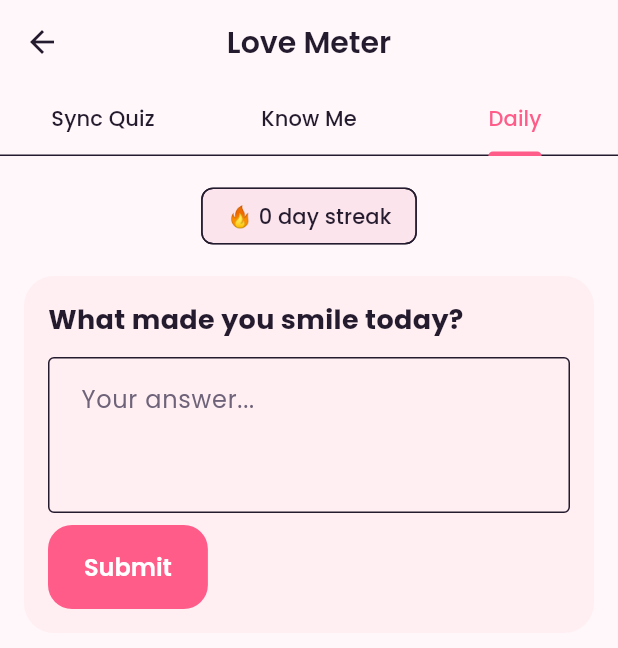
After one commit to h700745-ai/miss-you-ai, a Flutter app: the LoveMeterEntry screen opened directly, tab 3 chosen, after a tap on "Submit", on a phone screen of 412 x 824 dp. The commit adds this screen. Shown: the top 648 px of the screen. Run offline on Flutter 3.47's test engine with Material 3 defaults, Android fonts, the phone set to English and light mode, and no system bars; our stand-ins replace audioplayers, cloud_firestore, dio, firebase_auth, firebase_core, firebase_storage and 2 more; missing offline and left inert: record; accounts and stored records are empty.

Commit message:
Wire Love Meter into home navigation with coupleId fetch

```diff
--- /dev/null
+++ b/lib/core/services/love_meter_service.dart
@@ -0,0 +1,268 @@
+import 'package:cloud_firestore/cloud_firestore.dart';
+import 'package:firebase_auth/firebase_auth.dart';
+
+class LoveMeterService {
+  final _auth = FirebaseAuth.instance;
+  final _firestore = FirebaseFirestore.instance;
+
+  String? get _uid => _auth.currentUser?.uid;
+
+  // ---------- Question banks ----------
+
+  static const List<Map<String, dynamic>> syncQuizQuestions = [
+    {
+      'id': 'sq1',
+      'question': 'Ideal weekend?',
+      'options': [
+        'Netflix & chill',
+        'Outdoor adventure',
+        'Trying new food',
+        'Just sleeping in'
+      ],
+    },
+    {
+      'id': 'sq2',
+      'question': 'Love language?',
+      'options': [
+        'Words of affirmation',
+        'Quality time',
+        'Physical touch',
+        'Gifts'
+      ],
+    },
+    {
+      'id': 'sq3',
+      'question': 'Dream vacation?',
+      'options': ['Beach', 'Mountains', 'City exploring', 'Road trip'],
+    },
+    {
+      'id': 'sq4',
+      'question': 'Morning or night person?',
+      'options': ['Morning', 'Night', 'Neither', 'Both, honestly'],
+    },
+    {
+      'id': 'sq5',
+      'question': 'Favorite way to show love?',
+      'options': [
+        'Cooking for them',
+        'Surprise gifts',
+        'Long hugs',
+        'Deep conversations'
+      ],
+    },
+  ];
+
+  static const List<Map<String, String>> knowMeQuestions = [
+    {'id': 'km1', 'question': "What's their favorite color?"},
+    {'id': 'km2', 'question': "What's their comfort food?"},
+    {'id': 'km3', 'question': "What's their biggest fear?"},
+    {'id': 'km4', 'question': "What's their dream job?"},
+    {'id': 'km5', 'question': "What's their favorite movie?"},
+  ];
+
+  static const List<String> dailyQuestions = [
+    "What's one thing you're grateful for about us today?",
+    "What made you smile today?",
+    "If we could teleport anywhere right now, where would you go?",
+    "What's a small thing I did recently that made you happy?",
+    "What song reminds you of us?",
+    "What's your favorite memory of us this month?",
+    "What's something new you'd like us to try together?",
+  ];
+
+  String _todaysDailyQuestion() {
+    final dayOfYear = int.parse(DateTime.now()
+        .difference(DateTime(DateTime.now().year, 1, 1))
+        .inDays
+        .toString());
+    return dailyQuestions[dayOfYear % dailyQuestions.length];
+  }
+
+  String _dateKey() {
+    final now = DateTime.now();
+    return '${now.year}-${now.month.toString().padLeft(2, '0')}-${now.day.toString().padLeft(2, '0')}';
+  }
+
+  // ---------- Sync Quiz ----------
+
+  Future<void> submitSyncQuizAnswers(
+      String coupleId, Map<String, String> answers) async {
+    final uid = _uid;
+    if (uid == null) throw Exception('Not signed in');
+    await _firestore
+        .collection('couples')
+        .doc(coupleId)
+        .collection('loveMeter')
+        .doc('syncQuiz')
+        .collection('answers')
+        .doc(uid)
+        .set({
+      'answers': answers,
+      'submittedAt': FieldValue.serverTimestamp(),
+    });
+  }
+
+  Stream<Map<String, dynamic>> streamSyncQuizResult(String coupleId) {
+    return _firestore
+        .collection('couples')
+        .doc(coupleId)
+        .collection('loveMeter')
+        .doc('syncQuiz')
+        .collection('answers')
+        .snapshots()
+        .map((snap) {
+      if (snap.docs.length < 2) {
+        return {'ready': false, 'submittedCount': snap.docs.length};
+      }
+      final docs = snap.docs;
+      final answersA = Map<String, dynamic>.from(docs[0]['answers']);
+      final answersB = Map<String, dynamic>.from(docs[1]['answers']);
+      int matches = 0;
+      for (final q in syncQuizQuestions) {
+        if (answersA[q['id']] == answersB[q['id']]) matches++;
+      }
+      final score = (matches / syncQuizQuestions.length * 100).round();
+      return {'ready': true, 'score': score, 'matches': matches};
+    });
+  }
+
+  // ---------- Know Me ----------
+
+  Future<void> submitKnowMeActualAnswers(
+      String coupleId, Map<String, String> answers) async {
+    final uid = _uid;
+    if (uid == null) throw Exception('Not signed in');
+    await _firestore
+        .collection('couples')
+        .doc(coupleId)
+        .collection('loveMeter')
+        .doc('knowMe')
+        .collection('actualAnswers')
+        .doc(uid)
+        .set({'answers': answers, 'updatedAt': FieldValue.serverTimestamp()});
+  }
+
+  Future<void> submitKnowMeGuesses(
+      String coupleId, String aboutUid, Map<String, String> guesses) async {
+    final uid = _uid;
+    if (uid == null) throw Exception('Not signed in');
+    await _firestore
+        .collection('couples')
+        .doc(coupleId)
+        .collection('loveMeter')
+        .doc('knowMe')
+        .collection('guesses')
+        .doc('${uid}_about_$aboutUid')
+        .set({
+      'guesserUid': uid,
+      'aboutUid': aboutUid,
+      'guesses': guesses,
+      'submittedAt': FieldValue.serverTimestamp(),
+    });
+  }
+
+  Future<Map<String, dynamic>?> getKnowMeActualAnswers(
+      String coupleId, String uid) async {
+    final doc = await _firestore
+        .collection('couples')
+        .doc(coupleId)
+        .collection('loveMeter')
+        .doc('knowMe')
+        .collection('actualAnswers')
+        .doc(uid)
+        .get();
+    return doc.data();
+  }
+
+  Stream<int?> streamKnowMeScore(
+      String coupleId, String guesserUid, String aboutUid) {
+    final guessRef = _firestore
+        .collection('couples')
+        .doc(coupleId)
+        .collection('loveMeter')
+        .doc('knowMe')
+        .collection('guesses')
+        .doc('${guesserUid}_about_$aboutUid');
+    final actualRef = _firestore
+        .collection('couples')
+        .doc(coupleId)
+        .collection('loveMeter')
+        .doc('knowMe')
+        .collection('actualAnswers')
+        .doc(aboutUid);
+
+    return guessRef.snapshots().asyncMap((guessSnap) async {
+      if (!guessSnap.exists) return null;
+      final actualSnap = await actualRef.get();
+      if (!actualSnap.exists) return null;
+      final guesses = Map<String, dynamic>.from(guessSnap['guesses']);
+      final actual = Map<String, dynamic>.from(actualSnap['answers']);
+      int correct = 0;
+      for (final q in knowMeQuestions) {
+        final id = q['id'];
+        final g = (guesses[id] ?? '').toString().trim().toLowerCase();
+        final a = (actual[id] ?? '').toString().trim().toLowerCase();
+        if (g.isNotEmpty && g == a) correct++;
+      }
+      return (correct / knowMeQuestions.length * 100).round();
+    });
+  }
+
+  // ---------- Daily Question ----------
+
+  String get todaysQuestion => _todaysDailyQuestion();
+
+  Future<void> submitDailyAnswer(String coupleId, String answer) async {
+    final uid = _uid;
+    if (uid == null) throw Exception('Not signed in');
+    await _firestore
+        .collection('couples')
+        .doc(coupleId)
+        .collection('loveMeter')
+        .doc('dailyQuestion')
+        .collection('entries')
+        .doc(_dateKey())
+        .set({
+      'question': _todaysDailyQuestion(),
+      'answers.$uid': answer,
+      'answeredAt.$uid': FieldValue.serverTimestamp(),
+    }, SetOptions(merge: true));
+  }
+
+  Stream<Map<String, dynamic>?> streamTodaysDailyEntry(String coupleId) {
+    return _firestore
+        .collection('couples')
+        .doc(coupleId)
+        .collection('loveMeter')
+        .doc('dailyQuestion')
+        .collection('entries')
+        .doc(_dateKey())
+        .snapshots()
+        .map((doc) => doc.data());
+  }
+
+  Future<int> getStreak(String coupleId) async {
+    final entries = await _firestore
+        .collection('couples')
+        .doc(coupleId)
+        .collection('loveMeter')
+        .doc('dailyQuestion')
+        .collection('entries')
+        .orderBy(FieldPath.documentId, descending: true)
+        .limit(60)
+        .get();
+
+    int streak = 0;
+    DateTime expected = DateTime.now();
+    for (final doc in entries.docs) {
+      final answers = Map<String, dynamic>.from(doc.data()['answers'] ?? {});
+      final expectedKey =
+          '${expected.year}-${expected.month.toString().padLeft(2, '0')}-${expected.day.toString().padLeft(2, '0')}';
+      if (doc.id != expectedKey) break;
+      if (answers.length < 2) break;
+      streak++;
+      expected = expected.subtract(const Duration(days: 1));
+    }
+    return streak;
+  }
+}
--- a/lib/features/home/home_screen.dart
+++ b/lib/features/home/home_screen.dart
@@ -4,6 +4,7 @@ import '../../core/theme/app_colors.dart';
 import '../../core/services/auth_service.dart';
 import '../love_letter/love_letter_screen.dart';
 import '../voice_message/voice_message_screen.dart';
+import '../love_meter/love_meter_screen.dart';
 
 class HomeFeature {
   final String title;
@@ -59,7 +60,7 @@ class HomeScreen extends StatelessWidget {
           title: 'Love Meter',
           icon: Icons.favorite_border,
           color: AppColors.error,
-          builder: (_) => const _ComingSoonScreen(title: 'Love Meter'),
+          builder: (_) => const LoveMeterEntry(),
         ),
         HomeFeature(
           title: 'Daily Surprise',
--- /dev/null
+++ b/lib/features/love_meter/love_meter_screen.dart
@@ -0,0 +1,432 @@
+import 'package:flutter/material.dart';
+import 'package:firebase_auth/firebase_auth.dart';
+import 'package:cloud_firestore/cloud_firestore.dart';
+import '../../core/services/love_meter_service.dart';
+
+class LoveMeterScreen extends StatefulWidget {
+  final String coupleId;
+
+  const LoveMeterScreen({super.key, required this.coupleId});
+
+  @override
+  State<LoveMeterScreen> createState() => _LoveMeterScreenState();
+}
+
+class _LoveMeterScreenState extends State<LoveMeterScreen>
+    with SingleTickerProviderStateMixin {
+  late final TabController _tabController;
+  final _service = LoveMeterService();
+
+  @override
+  void initState() {
+    super.initState();
+    _tabController = TabController(length: 3, vsync: this);
+  }
+
+  @override
+  void dispose() {
+    _tabController.dispose();
+    super.dispose();
+  }
+
+  Future<String?> _getPartnerUid() async {
+    final myUid = FirebaseAuth.instance.currentUser?.uid;
+    final coupleDoc = await FirebaseFirestore.instance
+        .collection('couples')
+        .doc(widget.coupleId)
+        .get();
+    final members = List<String>.from(coupleDoc.data()?['members'] ?? []);
+    return members.firstWhere((id) => id != myUid, orElse: () => '');
+  }
+
+  @override
+  Widget build(BuildContext context) {
+    return Scaffold(
+      appBar: AppBar(
+        title: const Text('Love Meter'),
+        bottom: TabBar(
+          controller: _tabController,
+          tabs: const [
+            Tab(text: 'Sync Quiz'),
+            Tab(text: 'Know Me'),
+            Tab(text: 'Daily'),
+          ],
+        ),
+      ),
+      body: TabBarView(
+        controller: _tabController,
+        children: [
+          _SyncQuizTab(coupleId: widget.coupleId, service: _service),
+          _KnowMeTab(
+            coupleId: widget.coupleId,
+            service: _service,
+            getPartnerUid: _getPartnerUid,
+          ),
+          _DailyQuestionTab(coupleId: widget.coupleId, service: _service),
+        ],
+      ),
+    );
+  }
+}
+
+// ---------------- Sync Quiz Tab ----------------
+
+class _SyncQuizTab extends StatefulWidget {
+  final String coupleId;
+  final LoveMeterService service;
+
+  const _SyncQuizTab({required this.coupleId, required this.service});
+
+  @override
+  State<_SyncQuizTab> createState() => _SyncQuizTabState();
+}
+
+class _SyncQuizTabState extends State<_SyncQuizTab> {
+  final Map<String, String> _answers = {};
+  bool _submitted = false;
+
+  Future<void> _submit() async {
+    if (_answers.length < LoveMeterService.syncQuizQuestions.length) {
+      ScaffoldMessenger.of(context).showSnackBar(
+        const SnackBar(content: Text('Answer all questions first')),
+      );
+      return;
+    }
+    await widget.service.submitSyncQuizAnswers(widget.coupleId, _answers);
+    setState(() => _submitted = true);
+  }
+
+  @override
+  Widget build(BuildContext context) {
+    if (_submitted) {
+      return StreamBuilder<Map<String, dynamic>>(
+        stream: widget.service.streamSyncQuizResult(widget.coupleId),
+        builder: (context, snapshot) {
+          if (!snapshot.hasData) {
+            return const Center(child: CircularProgressIndicator());
+          }
+          final data = snapshot.data!;
+          if (data['ready'] != true) {
+            return const Center(
+              child: Text('Waiting for your partner to finish...'),
+            );
+          }
+          return Center(
+            child: Text(
+              'You matched ${data['score']}%! 💕',
+              style: const TextStyle(fontSize: 24, fontWeight: FontWeight.bold),
+            ),
+          );
+        },
+      );
+    }
+
+    return ListView(
+      padding: const EdgeInsets.all(16),
+      children: [
+        for (final q in LoveMeterService.syncQuizQuestions)
+          Card(
+            margin: const EdgeInsets.only(bottom: 12),
+            child: Padding(
+              padding: const EdgeInsets.all(12),
+              child: Column(
+                crossAxisAlignment: CrossAxisAlignment.start,
+                children: [
+                  Text(q['question'],
+                      style: const TextStyle(fontWeight: FontWeight.bold)),
+                  const SizedBox(height: 8),
+                  for (final option in q['options'])
+                    RadioListTile<String>(
+                      title: Text(option),
+                      value: option,
+                      groupValue: _answers[q['id']],
+                      onChanged: (val) =>
+                          setState(() => _answers[q['id']] = val!),
+                    ),
+                ],
+              ),
+            ),
+          ),
+        ElevatedButton(onPressed: _submit, child: const Text('Submit Answers')),
+      ],
+    );
+  }
+}
+
+// ---------------- Know Me Tab ----------------
+
+class _KnowMeTab extends StatefulWidget {
+  final String coupleId;
+  final LoveMeterService service;
+  final Future<String?> Function() getPartnerUid;
+
+  const _KnowMeTab({
+    required this.coupleId,
+    required this.service,
+    required this.getPartnerUid,
+  });
+
+  @override
+  State<_KnowMeTab> createState() => _KnowMeTabState();
+}
+
+class _KnowMeTabState extends State<_KnowMeTab> {
+  final Map<String, TextEditingController> _actualControllers = {};
+  final Map<String, TextEditingController> _guessControllers = {};
+
+  @override
+  void initState() {
+    super.initState();
+    for (final q in LoveMeterService.knowMeQuestions) {
+      _actualControllers[q['id']!] = TextEditingController();
+      _guessControllers[q['id']!] = TextEditingController();
+    }
+  }
+
+  @override
+  void dispose() {
+    for (final c in _actualControllers.values) {
+      c.dispose();
+    }
+    for (final c in _guessControllers.values) {
+      c.dispose();
+    }
+    super.dispose();
+  }
+
+  Future<void> _saveActualAnswers() async {
+    final answers = {
+      for (final e in _actualControllers.entries) e.key: e.value.text.trim()
+    };
+    await widget.service.submitKnowMeActualAnswers(widget.coupleId, answers);
+    if (mounted) {
+      ScaffoldMessenger.of(context)
+          .showSnackBar(const SnackBar(content: Text('Saved your answers')));
+    }
+  }
+
+  Future<void> _submitGuesses(String partnerUid) async {
+    final guesses = {
+      for (final e in _guessControllers.entries) e.key: e.value.text.trim()
+    };
+    await widget.service
+        .submitKnowMeGuesses(widget.coupleId, partnerUid, guesses);
+    setState(() {});
+  }
+
+  @override
+  Widget build(BuildContext context) {
+    final myUid = FirebaseAuth.instance.currentUser?.uid ?? '';
+
+    return FutureBuilder<String?>(
+      future: widget.getPartnerUid(),
+      builder: (context, partnerSnap) {
+        if (!partnerSnap.hasData) {
+          return const Center(child: CircularProgressIndicator());
+        }
+        final partnerUid = partnerSnap.data;
+        if (partnerUid == null || partnerUid.isEmpty) {
+          return const Center(child: Text('Couple not linked yet'));
+        }
+
+        return ListView(
+          padding: const EdgeInsets.all(16),
+          children: [
+            Text('About you (your real answers)',
+                style: Theme.of(context).textTheme.titleMedium),
+            const SizedBox(height: 8),
+            for (final q in LoveMeterService.knowMeQuestions)
+              Padding(
+                padding: const EdgeInsets.only(bottom: 8),
+                child: TextField(
+                  controller: _actualControllers[q['id']],
+                  decoration: InputDecoration(
+                    labelText: q['question'],
+                    border: const OutlineInputBorder(),
+                  ),
+                ),
+              ),
+            ElevatedButton(
+              onPressed: _saveActualAnswers,
+              child: const Text('Save My Answers'),
+            ),
+            const Divider(height: 32),
+            Text('Guess about your partner',
+                style: Theme.of(context).textTheme.titleMedium),
+            const SizedBox(height: 8),
+            for (final q in LoveMeterService.knowMeQuestions)
+              Padding(
+                padding: const EdgeInsets.only(bottom: 8),
+                child: TextField(
+                  controller: _guessControllers[q['id']],
+                  decoration: InputDecoration(
+                    labelText: q['question'],
+                    border: const OutlineInputBorder(),
+                  ),
+                ),
+              ),
+            ElevatedButton(
+              onPressed: () => _submitGuesses(partnerUid),
+              child: const Text('Submit Guesses'),
+            ),
+            const SizedBox(height: 16),
+            StreamBuilder<int?>(
+              stream: widget.service
+                  .streamKnowMeScore(widget.coupleId, myUid, partnerUid),
+              builder: (context, scoreSnap) {
+                if (!scoreSnap.hasData || scoreSnap.data == null) {
+                  return const SizedBox.shrink();
+                }
+                return Center(
+                  child: Text(
+                    'You know them ${scoreSnap.data}% right! 💖',
+                    style: const TextStyle(
+                        fontSize: 20, fontWeight: FontWeight.bold),
+                  ),
+                );
+              },
+            ),
+          ],
+        );
+      },
+    );
+  }
+}
+
+// ---------------- Daily Question Tab ----------------
+
+class _DailyQuestionTab extends StatefulWidget {
+  final String coupleId;
+  final LoveMeterService service;
+
+  const _DailyQuestionTab({required this.coupleId, required this.service});
+
+  @override
+  State<_DailyQuestionTab> createState() => _DailyQuestionTabState();
+}
+
+class _DailyQuestionTabState extends State<_DailyQuestionTab> {
+  final _controller = TextEditingController();
+  int? _streak;
+
+  @override
+  void initState() {
+    super.initState();
+    _loadStreak();
+  }
+
+  Future<void> _loadStreak() async {
+    final streak = await widget.service.getStreak(widget.coupleId);
+    if (mounted) setState(() => _streak = streak);
+  }
+
+  Future<void> _submit() async {
+    if (_controller.text.trim().isEmpty) return;
+    await widget.service
+        .submitDailyAnswer(widget.coupleId, _controller.text.trim());
+    _controller.clear();
+    _loadStreak();
+  }
+
+  @override
+  Widget build(BuildContext context) {
+    final myUid = FirebaseAuth.instance.currentUser?.uid ?? '';
+
+    return ListView(
+      padding: const EdgeInsets.all(16),
+      children: [
+        if (_streak != null)
+          Center(
+            child: Chip(
+              label: Text('🔥 $_streak day streak'),
+              backgroundColor: Colors.pink.shade50,
+            ),
+          ),
+        const SizedBox(height: 16),
+        Card(
+          child: Padding(
+            padding: const EdgeInsets.all(16),
+            child: Column(
+              crossAxisAlignment: CrossAxisAlignment.start,
+              children: [
+                Text(
+                  widget.service.todaysQuestion,
+                  style: const TextStyle(
+                      fontSize: 18, fontWeight: FontWeight.bold),
+                ),
+                const SizedBox(height: 12),
+                TextField(
+                  controller: _controller,
+                  maxLines: 3,
+                  decoration: const InputDecoration(
+                    hintText: 'Your answer...',
+                    border: OutlineInputBorder(),
+                  ),
+                ),
+                const SizedBox(height: 8),
+                ElevatedButton(onPressed: _submit, child: const Text('Submit')),
+              ],
+            ),
+          ),
+        ),
+        const SizedBox(height: 16),
+        StreamBuilder<Map<String, dynamic>?>(
+          stream: widget.service.streamTodaysDailyEntry(widget.coupleId),
+          builder: (context, snapshot) {
+            final data = snapshot.data;
+            if (data == null) return const SizedBox.shrink();
+            final answers = Map<String, dynamic>.from(data['answers'] ?? {});
+            final partnerEntry = answers.entries
+                .where((e) => e.key != myUid)
+                .cast<MapEntry<String, dynamic>?>()
+                .firstWhere((_) => true, orElse: () => null);
+            if (partnerEntry == null) {
+              return const Text("Waiting for your partner's answer...");
+            }
+            return Card(
+              color: Colors.purple.shade50,
+              child: Padding(
+                padding: const EdgeInsets.all(16),
+                child: Text("Partner's answer: ${partnerEntry.value}"),
+              ),
+            );
+          },
+        ),
+      ],
+    );
+  }
+}
+class LoveMeterEntry extends StatelessWidget {
+  const LoveMeterEntry({super.key});
+
+  Future<String?> _fetchCoupleId() async {
+    final uid = FirebaseAuth.instance.currentUser?.uid;
+    if (uid == null) return null;
+    final doc = await FirebaseFirestore.instance
+        .collection('users')
+        .doc(uid)
+        .get();
+    return doc.data()?['coupleId'] as String?;
+  }
+
+  @override
+  Widget build(BuildContext context) {
+    return FutureBuilder<String?>(
+      future: _fetchCoupleId(),
+      builder: (context, snapshot) {
+        if (snapshot.connectionState != ConnectionState.done) {
+          return const Scaffold(
+            body: Center(child: CircularProgressIndicator()),
+          );
+        }
+        final coupleId = snapshot.data;
+        if (coupleId == null) {
+          return const Scaffold(
+            body: Center(child: Text('Couple not linked yet')),
+          );
+        }
+        return LoveMeterScreen(coupleId: coupleId);
+      },
+    );
+  }
+}
```
